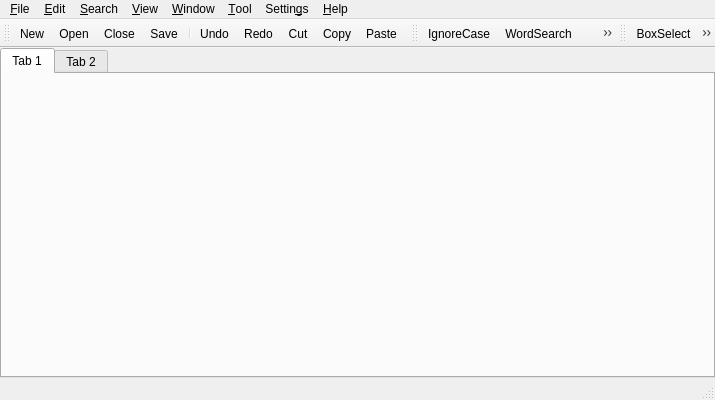
First picture: the form in vivi/vivi64/MainWindow.ui, repository vivisuke/openViVi, before the edit.
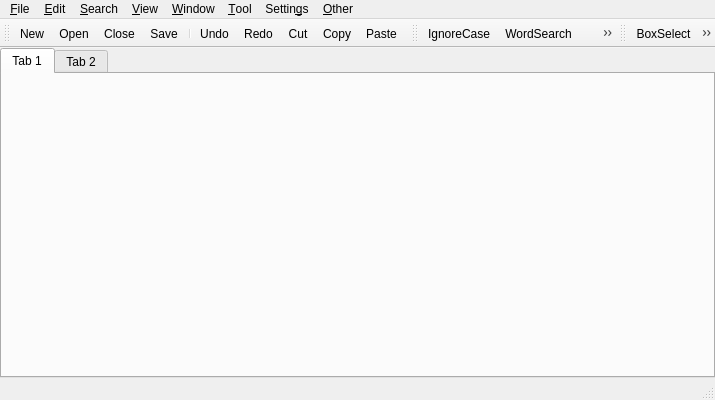
Second picture: the form after the edit. Icons and pictures are not drawn. Custom widgets are drawn as their Qt base class.

Commit message: 0746 ◎ C 06/06 06/06 0.035│ToDo│Help メニューは、やはり Other にしておく

Diff of the .ui file:
```diff
--- a/vivi/vivi64/MainWindow.ui
+++ b/vivi/vivi64/MainWindow.ui
@@ -144,7 +144,7 @@
    </widget>
    <widget class="QMenu" name="menu_Other">
     <property name="title">
-     <string>&amp;Help</string>
+     <string>&amp;Other</string>
     </property>
     <addaction name="action_viTutorial"/>
     <addaction name="action_helpViCommand"/>
```
Left out of the diff: 18 changed lines with no effect on the pictures. The commit also changes 6 other files.
